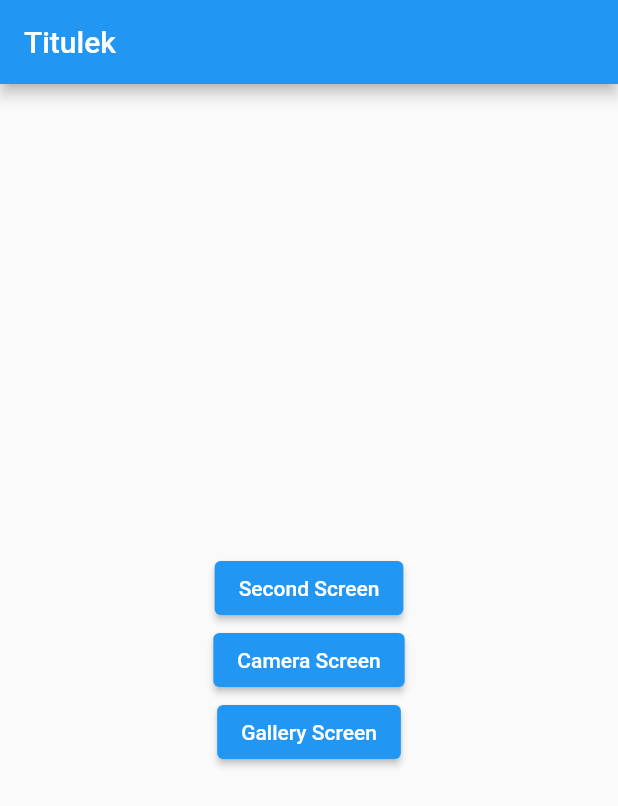
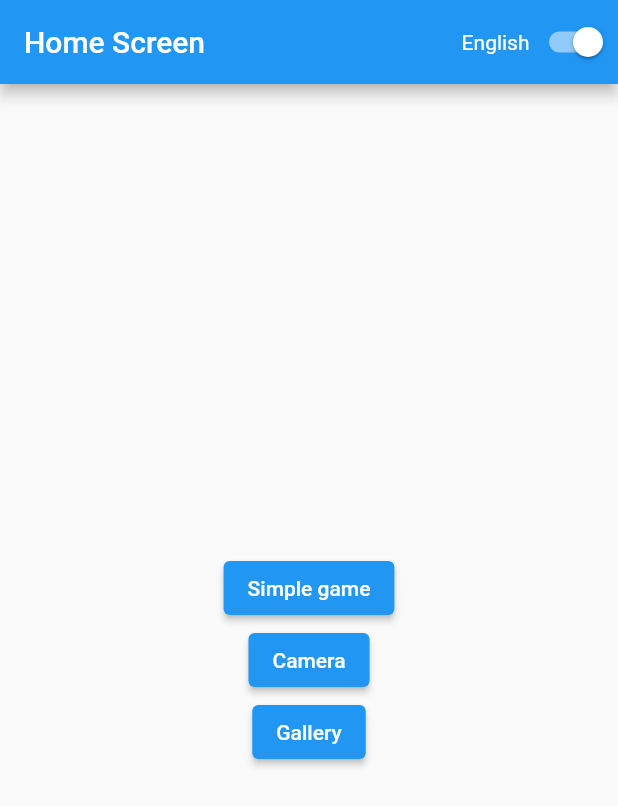
Before and after one commit to flutter-kurz-2/druha_lekce, a Flutter app: the screen it shows after launch, on a phone screen of 412 x 824 dp. Shown: the top 806 px of the screen. Run offline on Flutter 3.47's test engine with Material 2 defaults, Android fonts, the phone set to English and light mode, and no system bars; our stand-ins replace camera, shared_preferences.

Commit message:
Jazyky
S Radimem jsme si všimli, že půlka aplikace byla v angličtině a půlka v češtině, proto jsem udělal přepínač mezi češtinou a angličtinou.

```diff
--- a/lib/screens/gallery_screen.dart
+++ b/lib/screens/gallery_screen.dart
@@ -1,8 +1,7 @@
 import 'dart:io';
-
 import 'package:flutter/material.dart';
 import 'package:shared_preferences/shared_preferences.dart';
-
+import 'home_screen.dart';
 class GalleryScreen extends StatefulWidget {
   const GalleryScreen({Key? key}) : super(key: key);
 
@@ -32,7 +31,12 @@ class _GalleryScreenState extends State<GalleryScreen> {
 
   @override
   Widget build(BuildContext context) {
-    Widget body = Container(child: Text("Wrong"));
+    Widget body = Container(child: Column(
+      children: <Widget>[
+        if (english) const Text('Nothing is here :)')
+        else const Text('Nic tu není :)')
+      ],
+    ));
     if(image != null) {
       body = Container(
         width: MediaQuery.of(context).size.width,
@@ -42,7 +46,12 @@ class _GalleryScreenState extends State<GalleryScreen> {
     }
     return Scaffold(
         appBar: AppBar(
-          title: const Text("Gallery Screen"),
+          title: Column(
+            children: <Widget>[
+              if (english) const Text('Gallery screen')
+              else const Text('Galerie')
+            ],
+          ),
         ),
         body: body,
     );
--- a/lib/screens/home_screen.dart
+++ b/lib/screens/home_screen.dart
@@ -8,9 +8,12 @@ class HomeScreen extends StatefulWidget {
   const HomeScreen({Key? key}) : super(key: key);
 
 
+
   @override
   State<HomeScreen> createState() => _HomeScreenState();
 }
+
+bool english = true;
 
 class _HomeScreenState extends State<HomeScreen> {
   @override
@@ -18,14 +21,39 @@ class _HomeScreenState extends State<HomeScreen> {
     super.initState();
   }
 
+  void toggle() {
+    setState(() {
+      english = !english;
+    });
+  }
+
 
   @override
   Widget build(BuildContext context) {
     return Scaffold(
       appBar: AppBar(
+        actions: [
+          Column(
+            mainAxisAlignment: MainAxisAlignment.center,
+            children: <Widget>[
+              if (english) const Text('English')
+              else const Text('Čeština')
+            ],
+          ),
+          Switch(value: english, onChanged: (value) {
+            setState(() {
+              english = value;
+            });
+          }, activeColor: Colors.white24, )
+        ],
         // Here we take the value from the MyHomePage object that was created by
         // the App.build method, and use it to set our appbar title.
-        title: const Text("Titulek"),
+        title: Column(
+          children: <Widget>[
+            if (english) const Text('Home Screen')
+            else const Text('Domovská obrazovka')
+          ],
+        )
       ),
       body: Center(
         child: Column(
@@ -39,7 +67,12 @@ class _HomeScreenState extends State<HomeScreen> {
                         builder: (context) => const SecondScreen(),
                       ));
                 },
-                child: const Text("Second Screen")),
+                child: Column(
+                  children: <Widget>[
+                    if (english) const Text('Simple game')
+                    else const Text('Jednoduchá hra')
+                  ],
+                ) ),
             ElevatedButton(
                 onPressed: () {
                   Navigator.push(
@@ -48,7 +81,12 @@ class _HomeScreenState extends State<HomeScreen> {
                         builder: (context) => const CameraScreen(),
                       ));
                 },
-                child: const Text("Camera Screen")),
+                child: Column(
+                  children: <Widget>[
+                    if (english) const Text('Camera')
+                    else const Text('Fotoaparát')
+                  ],
+                ) ),
             ElevatedButton(
                 onPressed: () {
                   Navigator.push(
@@ -57,7 +95,12 @@ class _HomeScreenState extends State<HomeScreen> {
                         builder: (context) => const GalleryScreen(),
                       ));
                 },
-                child: const Text("Gallery Screen")),
+                child: Column(
+                  children: <Widget>[
+                    if (english) const Text('Gallery')
+                    else const Text('Galerie')
+                  ],
+                )),
           ],
         ),
       ),
--- a/lib/screens/second_screen.dart
+++ b/lib/screens/second_screen.dart
@@ -1,5 +1,6 @@
 import 'package:flutter/material.dart';
 import 'dart:math';
+import 'home_screen.dart';
 
 class SecondScreen extends StatefulWidget {
   const SecondScreen({Key? key}) : super(key: key);
@@ -46,7 +47,12 @@ class _SecondScreenState extends State<SecondScreen> {
       appBar: AppBar(
         // Here we take the value from the MyHomePage object that was created by
         // the App.build method, and use it to set our appbar title.
-        title: const Text("Second Screen"),
+        title: Column(
+          children: <Widget>[
+            if (english) const Text('Simple game')
+            else const Text('Jednoduchá hra')
+          ],
+        ),
       ),
       body: Container(
         width: MediaQuery.of(context).size.width,
@@ -54,7 +60,8 @@ class _SecondScreenState extends State<SecondScreen> {
           mainAxisAlignment: MainAxisAlignment.center,
           crossAxisAlignment: CrossAxisAlignment.center,
           children: <Widget>[
-            if (!won) const Text("Let's play a game..."),
+            if (!won) if (english) const Text("Let's play a game...")
+            else const Text("Pojďme si zahrát hru"),
             if (!won) const Text("0 < ? < 100"),
             if (!won)
               Container(
@@ -87,17 +94,25 @@ class _SecondScreenState extends State<SecondScreen> {
                       setState(() {
                         wrongGuess = true;
                         if (isGuessLarger(int.parse(guessController.text))) {
-                          wrongGuessText = "Your guess is too large!";
+                          if (english) wrongGuessText = "Your guess is too large!";
+                          else wrongGuessText = "Tvůj odhad je příliš velký";
                         } else {
-                          wrongGuessText = "Your guess is too small!";
+                          if (english) wrongGuessText = "Your guess is too small!";
+                          else wrongGuessText = "Tvůj odhad je příliš malý";
                         }
                         guessController.clear();
                       });
                     }
                   },
-                  child: const Text("Submit")),
+                  child: Column(
+                    children: <Widget>[
+                      if (english) const Text("Submit!")
+                      else const Text("Zkusit!")
+                    ],
+                  )),
             if (won)
-            if (won) const Text("You won!"),
+            if (won) if (english) const Text("You won!")
+            else const Text("Vyhrál jsi!"),
             if (won)
               TextButton(
                   onPressed: () {
@@ -107,7 +122,12 @@ class _SecondScreenState extends State<SecondScreen> {
                       wrongGuess = false;
                     });
                   },
-                  child: const Text("Play again!")),
+                  child: Column(
+                    children: <Widget>[
+                      if (english) const Text('Play again!')
+                      else const Text('Hrát znovu!')
+                    ],
+                  )),
           ],
         ),
       ),
```
Also changed, not shown: lib/screens/camera_screen.dart (+17 -2 lines).
